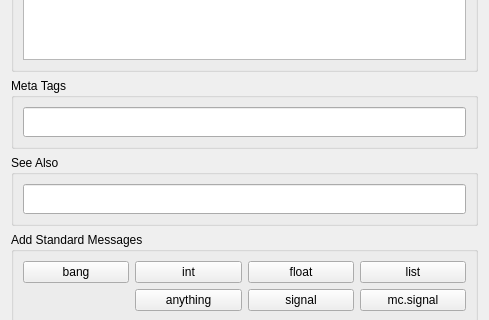
Above: src/Edit/PagePatch.ui from xavierxeon-music/HelpForMax before the change; both pictures show x 0 to 489 and y 243 to 563 of the 489 by 644 pixel window. Below: the same form after it.
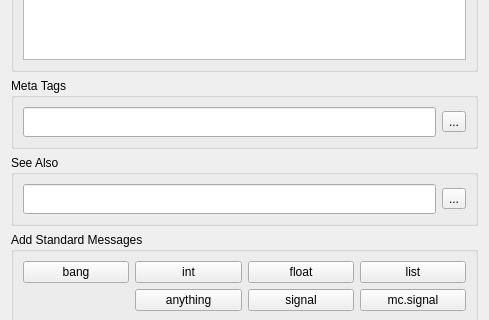
That is the form after the change.

```diff
--- a/src/Edit/PagePatch.ui
+++ b/src/Edit/PagePatch.ui
@@ -13,7 +13,7 @@
   <property name="windowTitle">
    <string>Form</string>
   </property>
-  <layout class="QVBoxLayout" name="verticalLayout_4">
+  <layout class="QVBoxLayout" name="verticalLayout_2">
    <item>
     <widget class="QLabel" name="keyInfo">
      <property name="text">
@@ -57,7 +57,7 @@
      <property name="flat">
       <bool>true</bool>
      </property>
-     <layout class="QVBoxLayout" name="verticalLayout_3">
+     <layout class="QHBoxLayout" name="horizontalLayout">
       <item>
        <widget class="QLineEdit" name="metaTagEdit">
         <property name="minimumSize">
@@ -68,6 +68,13 @@
         </property>
        </widget>
       </item>
+      <item>
+       <widget class="QToolButton" name="selectMetaTagsButton">
+        <property name="text">
+         <string>...</string>
+        </property>
+       </widget>
+      </item>
      </layout>
     </widget>
    </item>
@@ -79,7 +86,7 @@
      <property name="flat">
       <bool>true</bool>
      </property>
-     <layout class="QVBoxLayout" name="verticalLayout_2">
+     <layout class="QHBoxLayout" name="horizontalLayout_3">
       <item>
        <widget class="QLineEdit" name="seeAlsoEdit">
         <property name="minimumSize">
@@ -90,6 +97,13 @@
         </property>
        </widget>
       </item>
+      <item>
+       <widget class="QToolButton" name="selectSeeAlsoButton">
+        <property name="text">
+         <string>...</string>
+        </property>
+       </widget>
+      </item>
      </layout>
     </widget>
    </item>
```
